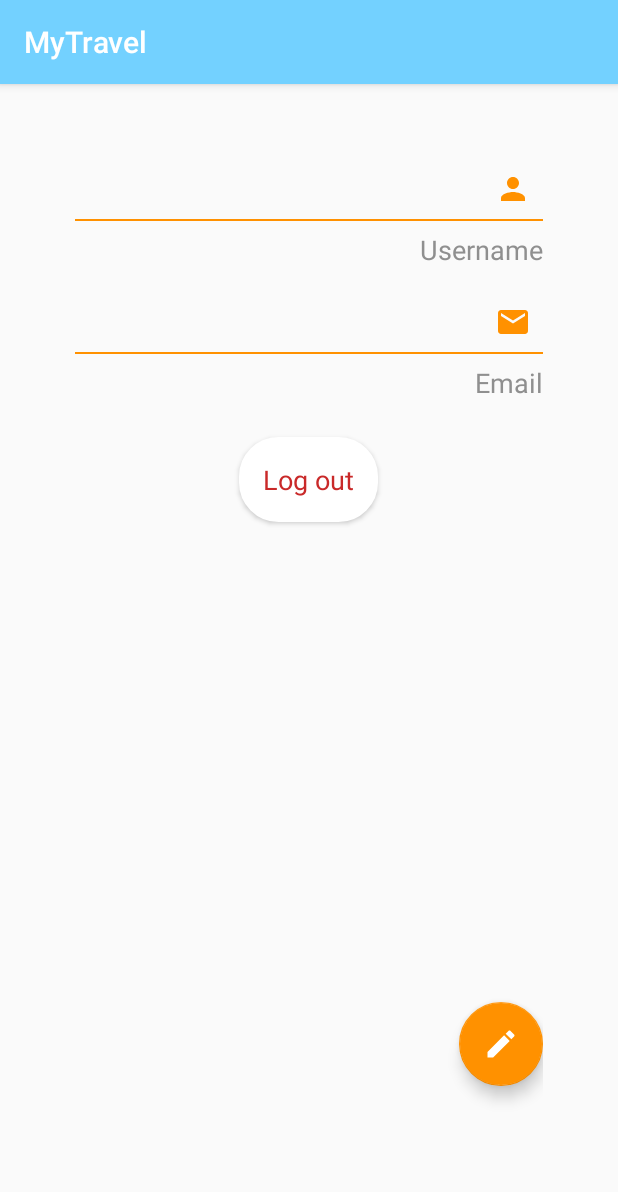
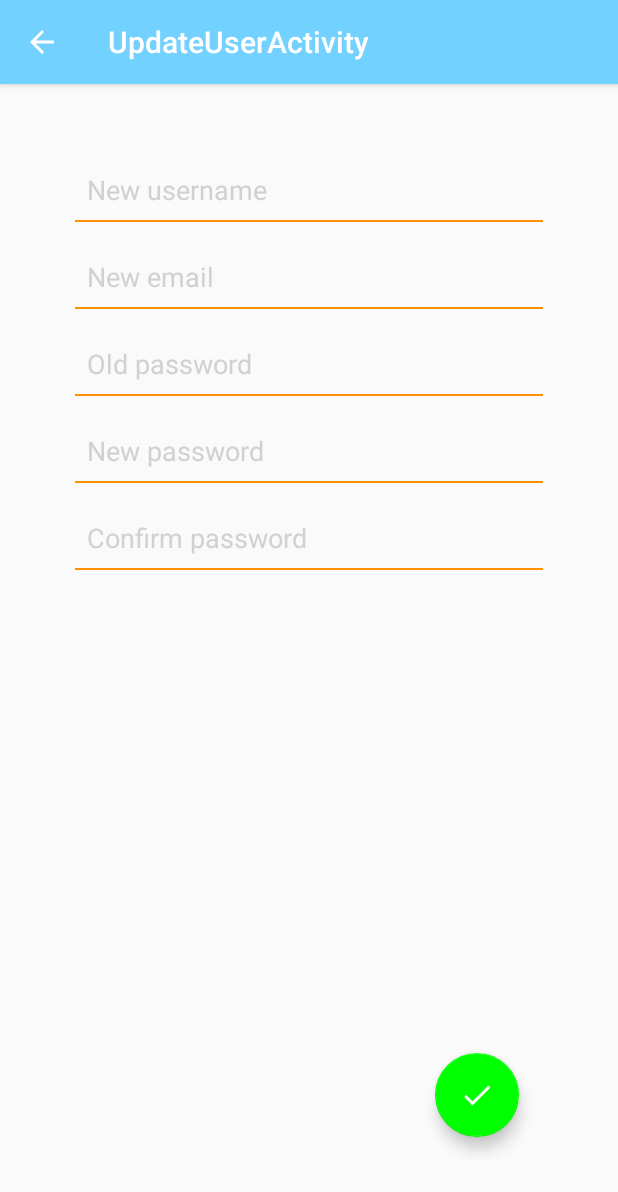
Before and after one commit to Dhug95/MyTravel, an Android app: the fragment ProfileFragment shown on its own in the app's theme, after a tap on an icon or button, on a phone screen of 412 x 824 dp. Shown: the top 1192 px of the screen. Run offline under Robolectric (Android 15) with nearby library versions, the phone set to English and light mode, and no system bars; 1 statement that could not run was skipped.

Commit message:
Added possibility to edit personal info

```diff
--- a/app/src/main/java/com/example/francesco/mytravel/ProfileFragment.java
+++ b/app/src/main/java/com/example/francesco/mytravel/ProfileFragment.java
@@ -21,6 +21,10 @@ public class ProfileFragment extends Fragment implements View.OnClickListener {
     private static final String TOKEN =
             "com.example.francesco.mytravel.extra.TOKEN";
 
+    private String token;
+
+    private Intent intent;
+
     public ProfileFragment() {
         // Required empty public constructor
     }
@@ -29,7 +33,7 @@ public class ProfileFragment extends Fragment implements View.OnClickListener {
     @Override
     public View onCreateView(LayoutInflater inflater, ViewGroup container,
                              Bundle savedInstanceState) {
-        String token = getArguments().getString(TOKEN);
+        token = getArguments().getString(TOKEN);
 
         // Inflate the layout for this fragment
         View v = inflater.inflate(R.layout.fragment_profile, container, false);
@@ -51,13 +55,14 @@ public class ProfileFragment extends Fragment implements View.OnClickListener {
     public void onClick(View v) {
         switch (v.getId()) {
             case R.id.logout_button:
-                Intent intent = new Intent(getContext(), MainActivity.class);
+                intent = new Intent(getContext(), MainActivity.class);
                 startActivity(intent);
                 break;
 
             case R.id.fab_profile:
-                Toast toast = Toast.makeText(getContext(), "FAB del profilo", Toast.LENGTH_LONG);
-                toast.show();
+                Intent intent = new Intent(getContext(), UpdateUserActivity.class);
+                intent.putExtra(TOKEN, token);
+                startActivity(intent);
                 break;
 
             default:
--- /dev/null
+++ b/app/src/main/java/com/example/francesco/mytravel/UpdateUserActivity.java
@@ -0,0 +1,53 @@
+package com.example.francesco.mytravel;
+
+import android.content.Intent;
+import android.support.v7.app.AppCompatActivity;
+import android.os.Bundle;
+import android.view.View;
+import android.widget.EditText;
+import android.widget.Toast;
+
+public class UpdateUserActivity extends AppCompatActivity {
+
+    private static final String TOKEN =
+            "com.example.francesco.mytravel.extra.TOKEN";
+
+    private String token;
+
+    private EditText new_username;
+    private EditText new_email;
+    private EditText old_psw;
+    private EditText new_psw;
+    private EditText new_psw_confirm;
+
+    @Override
+    protected void onCreate(Bundle savedInstanceState) {
+        super.onCreate(savedInstanceState);
+
+        Intent intent = getIntent();
+        token = intent.getStringExtra(TOKEN);
+
+        setContentView(R.layout.activity_update_user);
+
+        new_username = findViewById(R.id.new_username);
+        new_email = findViewById(R.id.new_email);
+        old_psw = findViewById(R.id.old_psw);
+        new_psw = findViewById(R.id.new_psw);
+        new_psw_confirm = findViewById(R.id.confirm_new_psw);
+
+    }
+
+    public void sendUserUpdate(View view) {
+        String queryUsername = new_username.getText().toString();
+        String queryEmail = new_email.getText().toString();
+        String queryOldPsw = old_psw.getText().toString();
+        String queryNewPsw = new_psw.getText().toString();
+        String queryNewPswConfirm = new_psw_confirm.getText().toString();
+        if (!queryNewPsw.equals(queryNewPswConfirm)) {
+            Toast.makeText(this, "New password don't match", Toast.LENGTH_LONG).show();
+        } else {
+            new SendAccountUpdate(this).execute(queryUsername,
+                    queryEmail, queryOldPsw, queryNewPsw, token);
+        }
+    }
+}
--- /dev/null
+++ b/app/src/main/res/drawable/ic_done_white_24dp.xml
@@ -0,0 +1,5 @@
+<vector android:height="24dp" android:tint="#FFFFFF"
+    android:viewportHeight="24.0" android:viewportWidth="24.0"
+    android:width="24dp" xmlns:android="http://schemas.android.com/apk/res/android">
+    <path android:fillColor="#FF000000" android:pathData="M9,16.2L4.8,12l-1.4,1.4L9,19 21,7l-1.4,-1.4L9,16.2z"/>
+</vector>
--- /dev/null
+++ b/app/src/main/res/drawable/ic_vpn_key_orange_24dp.xml
@@ -0,0 +1,5 @@
+<vector android:height="24dp" android:tint="#FF9100"
+    android:viewportHeight="24.0" android:viewportWidth="24.0"
+    android:width="24dp" xmlns:android="http://schemas.android.com/apk/res/android">
+    <path android:fillColor="#FF000000" android:pathData="M12.65,10C11.83,7.67 9.61,6 7,6c-3.31,0 -6,2.69 -6,6s2.69,6 6,6c2.61,0 4.83,-1.67 5.65,-4H17v4h4v-4h2v-4H12.65zM7,14c-1.1,0 -2,-0.9 -2,-2s0.9,-2 2,-2 2,0.9 2,2 -0.9,2 -2,2z"/>
+</vector>
--- /dev/null
+++ b/app/src/main/res/layout/activity_update_user.xml
@@ -0,0 +1,125 @@
+<?xml version="1.0" encoding="utf-8"?>
+<RelativeLayout xmlns:android="http://schemas.android.com/apk/res/android"
+    xmlns:app="http://schemas.android.com/apk/res-auto"
+    android:layout_width="match_parent"
+    android:layout_height="match_parent"
+    android:padding="@dimen/home_padding">
+
+    <EditText
+        android:id="@+id/new_username"
+        android:layout_width="match_parent"
+        android:layout_height="wrap_content"
+        android:background="@android:color/transparent"
+        android:drawablePadding="12dp"
+        android:hint="@string/new_username"
+        android:padding="8dp"
+        android:textColor="@color/colorPrimary"
+        android:textColorHint="@color/colorFields" />
+
+    <View
+        android:id="@+id/username_line"
+        android:layout_width="match_parent"
+        android:layout_height="1dp"
+        android:layout_below="@id/new_username"
+        android:background="@color/colorSecondary" />
+
+    <EditText
+        android:id="@+id/new_email"
+        android:layout_width="match_parent"
+        android:layout_height="wrap_content"
+        android:layout_below="@id/username_line"
+        android:layout_marginTop="@dimen/default_padding"
+        android:background="@android:color/transparent"
+        android:drawablePadding="12dp"
+        android:hint="@string/new_email"
+        android:inputType="textEmailAddress"
+        android:padding="8dp"
+        android:textColor="@color/colorPrimary"
+        android:textColorHint="@color/colorFields" />
+
+    <View
+        android:id="@+id/email_line"
+        android:layout_width="match_parent"
+        android:layout_height="1dp"
+        android:layout_below="@id/new_email"
+        android:background="@color/colorSecondary" />
+
+    <EditText
+        android:id="@+id/old_psw"
+        android:layout_width="match_parent"
+        android:layout_height="wrap_content"
+        android:layout_below="@id/email_line"
+        android:layout_marginTop="@dimen/default_padding"
+        android:background="@android:color/transparent"
+        android:drawablePadding="12dp"
+        android:hint="@string/old_password"
+        android:inputType="textPassword"
+        android:maxLines="1"
+        android:padding="8dp"
+        android:textColor="@color/colorPrimary"
+        android:textColorHint="@color/colorFields" />
+
+    <View
+        android:id="@+id/old_psw_line"
+        android:layout_width="match_parent"
+        android:layout_height="1dp"
+        android:layout_below="@id/old_psw"
+        android:background="@color/colorSecondary" />
+
+    <EditText
+        android:id="@+id/new_psw"
+        android:layout_width="match_parent"
+        android:layout_height="wrap_content"
+        android:layout_below="@id/old_psw_line"
+        android:layout_marginTop="@dimen/default_padding"
+        android:background="@android:color/transparent"
+        android:drawablePadding="12dp"
+        android:hint="@string/new_password"
+        android:inputType="textPassword"
+        android:maxLines="1"
+        android:padding="8dp"
+        android:textColor="@color/colorPrimary"
+        android:textColorHint="@color/colorFields" />
+
+    <View
+        android:id="@+id/confirm_new_line"
+        android:layout_width="match_parent"
+        android:layout_height="1dp"
+        android:layout_below="@id/new_psw"
+        android:background="@color/colorSecondary" />
+
+    <EditText
+        android:id="@+id/confirm_new_psw"
+        android:layout_width="match_parent"
+        android:layout_height="wrap_content"
+        android:layout_below="@id/confirm_new_line"
+        android:layout_marginTop="@dimen/default_padding"
+        android:background="@android:color/transparent"
+        android:drawablePadding="12dp"
+        android:hint="@string/confirm_password"
+        android:inputType="textPassword"
+        android:maxLines="1"
+        android:padding="8dp"
+        android:textColor="@color/colorPrimary"
+        android:textColorHint="@color/colorFields" />
+
+    <View
+        android:id="@+id/new_psw_line"
+        android:layout_width="match_parent"
+        android:layout_height="1dp"
+        android:layout_below="@id/confirm_new_psw"
+        android:background="@color/colorSecondary" />
+
+    <android.support.design.widget.FloatingActionButton
+        android:id="@+id/fab_update"
+        android:layout_width="wrap_content"
+        android:layout_height="wrap_content"
+        android:layout_alignParentBottom="true"
+        android:layout_alignParentEnd="true"
+        android:layout_margin="@dimen/fab_margin"
+        android:onClick="sendUserUpdate"
+        app:backgroundTint="@color/colorGreen"
+        app:fabSize="normal"
+        app:srcCompat="@drawable/ic_done_white_24dp" />
+
+</RelativeLayout>
--- a/app/src/main/res/values/colors.xml
+++ b/app/src/main/res/values/colors.xml
@@ -6,5 +6,6 @@
     <color name="colorAccent">@color/colorPrimary</color>
     <color name="colorFields">#d1d1d1</color>
     <color name="colorProfile">#8f8f8f</color>
+    <color name="colorGreen">#00ff00</color>
     <color name="colorRed">#c92929</color>
 </resources>
--- a/app/src/main/res/values/dimens.xml
+++ b/app/src/main/res/values/dimens.xml
@@ -5,4 +5,5 @@
     <!-- Default screen margins, per the Android Design guidelines. -->
     <dimen name="activity_horizontal_margin">16dp</dimen>
     <dimen name="activity_vertical_margin">16dp</dimen>
+    <dimen name="fab_margin">16dp</dimen>
 </resources>
--- a/app/src/main/res/values/strings.xml
+++ b/app/src/main/res/values/strings.xml
@@ -9,7 +9,6 @@
     <string name="forget_your_password">Forget your Password?</string>
     <string name="email">Email</string>
     <string name="create_account">Create account</string>
-    <string name="password">Password</string>
     <string name="confirm_password">Confirm password</string>
     <string name="title_activity_logged_home">LoggedHomeActivity</string>
     <string name="title_home">Home</string>
@@ -27,4 +26,10 @@
     <string name="add_to_the_list">Add to the list</string>
     <string name="start">Start:</string>
     <string name="end">End:</string>
+    <string name="title_activity_update_user">UpdateUserActivity</string>
+    <string name="password">Password</string>
+    <string name="new_email">New email</string>
+    <string name="new_username">New username</string>
+    <string name="old_password">Old password</string>
+    <string name="new_password">New password</string>
 </resources>
```
Also changed, not shown: app/src/main/AndroidManifest.xml (+10 -1 lines), app/src/main/java/com/example/francesco/mytravel/LoggedHomeActivity.java (+18 -1 lines), app/src/main/java/com/example/francesco/mytravel/NetworkUtils.java (+15 -0 lines), app/src/main/java/com/example/francesco/mytravel/SendAccountUpdate.java (added, +54 -0 lines), app/src/main/res/values/styles.xml (+9 -0 lines).
